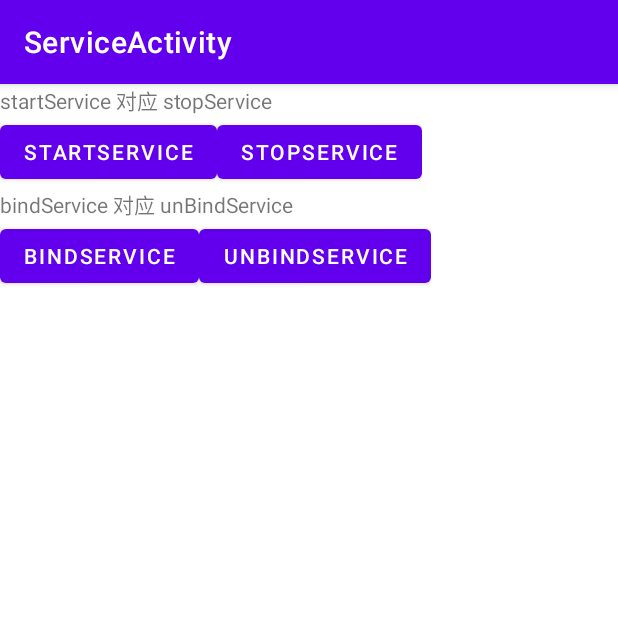
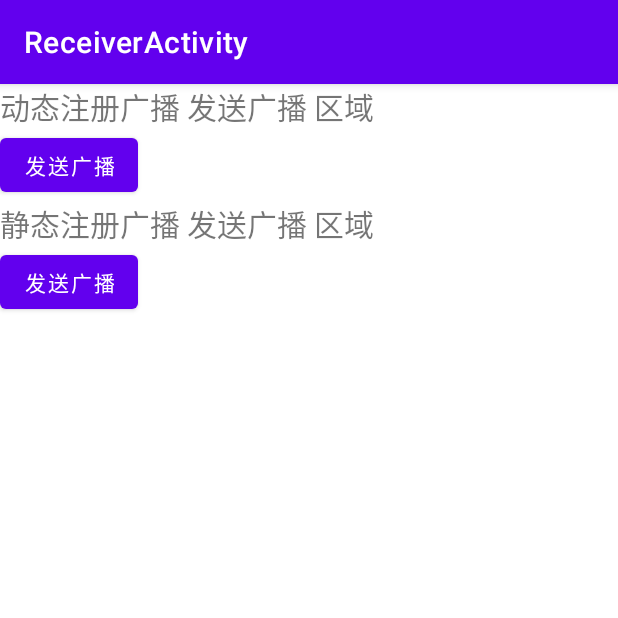
Before and after one commit to StevenMayD/AndroidLearning, an Android app: the screen it shows after launch (ServiceActivity before the commit, ReceiverActivity after it), on a phone screen of 412 x 824 dp, the top half of it. Run offline under Robolectric (Android 15) with nearby library versions, the phone set to English and light mode, and no system bars.

Commit message:
9、认识Receiver组件：静态注册广播接收者

```diff
--- /dev/null
+++ b/app/src/main/java/com/example/androidlearning/utils/ActionUtils.java
@@ -0,0 +1,10 @@
+package com.example.androidlearning.utils;
+
+// 处理广播接收者的工具类（记录广播标记）
+public interface ActionUtils {
+//    广播注册时 与 发送广播时 的 唯一标识，必须保持一致（给动态注册用）
+    String ACTION_EQUES_UPDATE_IP = "com.learning.receiver_study_";
+
+//    广播注册时 与 发送广播时 的 唯一标识，必须保持一致（给静态注册用）
+    String ACTION_FLAG = "com.learning.receiver_flag_";
+}
--- /dev/null
+++ b/app/src/main/java/com/example/androidlearning/view/activity/ReceiverActivity.java
@@ -0,0 +1,38 @@
+package com.example.androidlearning.view.activity;
+
+import android.content.Intent;
+import android.nfc.Tag;
+import android.os.Bundle;
+import android.util.Log;
+import android.view.View;
+
+import androidx.appcompat.app.AppCompatActivity;
+import com.example.androidlearning.R;
+import com.example.androidlearning.receiver.CustomReceiver;
+import com.example.androidlearning.utils.ActionUtils;
+
+public class ReceiverActivity extends AppCompatActivity {
+    private static final String TAG = ReceiverActivity.class.getSimpleName();
+
+    @Override
+    protected void onCreate(Bundle savedInstanceState) {
+        super.onCreate(savedInstanceState);
+        setContentView(R.layout.activity_receiver);
+    }
+
+//    动态注册广播 发送广播
+    public void sendAction1(View view) {
+
+    }
+
+//    第二步：发送广播 给接收者
+//    静态注册广播 发送广播
+    public void sendAction2(View view) {
+        Log.d(TAG, "ReceiverActivity sendAction2: 已发送广播");
+
+        Intent intent = new Intent();
+        intent.setAction(ActionUtils.ACTION_FLAG); // ActionUtils.ACTION_FLAG广播标记 与 注册时保持一致
+        intent.setClassName(this, "com.example.androidlearning.receiver.CustomReceiver");
+        sendBroadcast(intent); // 发送广播
+    }
+}
--- /dev/null
+++ b/app/src/main/res/layout/activity_receiver.xml
@@ -0,0 +1,53 @@
+<?xml version="1.0" encoding="utf-8"?>
+<LinearLayout xmlns:android="http://schemas.android.com/apk/res/android"
+    xmlns:tools="http://schemas.android.com/tools"
+    android:layout_width="match_parent"
+    android:layout_height="match_parent"
+    android:orientation="vertical"
+    tools:context=".view.activity.ReceiverActivity">
+
+        <LinearLayout
+            android:layout_width="wrap_content"
+            android:layout_height="wrap_content"
+            android:orientation="vertical">
+
+            <!--  动态注册广播 发送广播 区域  -->
+            <TextView
+                android:layout_width="wrap_content"
+                android:layout_height="wrap_content"
+                android:text="动态注册广播 发送广播 区域"
+                android:textSize="20dp"
+                android:layout_gravity="center_horizontal"
+                />
+            <Button
+                android:layout_width="wrap_content"
+                android:layout_height="wrap_content"
+                android:text="发送广播"
+                android:onClick="sendAction1"
+                />
+        </LinearLayout>
+
+
+        <LinearLayout
+            android:layout_width="wrap_content"
+            android:layout_height="wrap_content"
+            android:orientation="vertical">
+
+            <!--  静态注册广播 发送广播 区域  -->
+            <TextView
+                android:layout_width="wrap_content"
+                android:layout_height="wrap_content"
+                android:text="静态注册广播 发送广播 区域"
+                android:textSize="20dp"
+                android:layout_gravity="center_horizontal"
+                />
+            <Button
+                android:layout_width="wrap_content"
+                android:layout_height="wrap_content"
+                android:text="发送广播"
+                android:onClick="sendAction2"
+                />
+        </LinearLayout>
+
+
+</LinearLayout>
--- a/app/src/main/res/values/strings.xml
+++ b/app/src/main/res/values/strings.xml
@@ -17,4 +17,5 @@
     <string name="hello_viewpager2item">hello viewPager2item</string>
     <string name="title_activity_mock_wechat">MockWechatActivity</string>
     <string name="title_activity_service">ServiceActivity</string>
+    <string name="title_activity_receiver">ReceiverActivity</string>
 </resources>
```
Also changed, not shown: app/src/main/AndroidManifest.xml (+20 -1 lines), app/src/main/java/com/example/androidlearning/receiver/CustomReceiver.java (added, +19 -0 lines).
